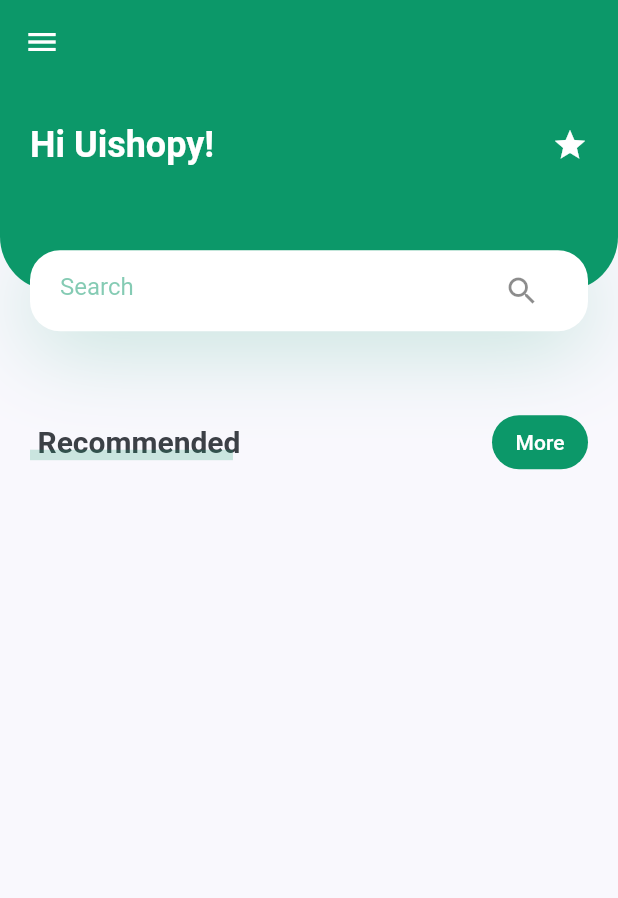
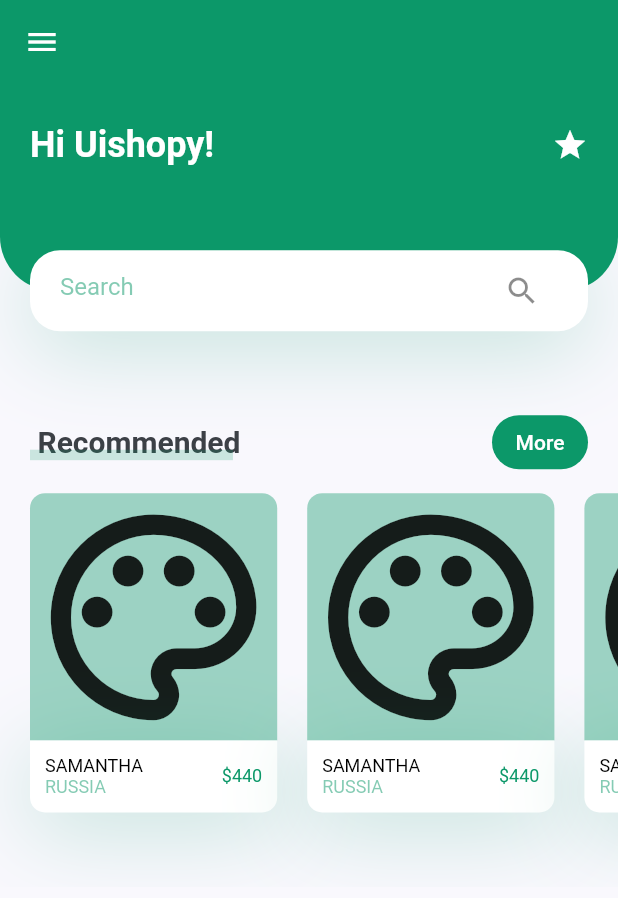
Before and after one commit to m-sugawara/PlantApp, a Flutter app: the screen it shows after launch, on a phone screen of 412 x 824 dp. Shown: the top 898 px of the screen. Run offline on Flutter 3.47's test engine with Material 2 defaults, Android fonts, the phone set to English and light mode, and no system bars.

Commit message:
Add RecommendsList

```diff
--- a/lib/screens/home/components/body.dart
+++ b/lib/screens/home/components/body.dart
@@ -1,5 +1,6 @@
 import 'package:flutter/material.dart';
 import 'package:plant_app/screens/home/components/header_with_searchbox.dart';
+import 'package:plant_app/screens/home/components/recommends_list.dart';
 import 'package:plant_app/screens/home/components/title_with_more_btn.dart';
 
 class Body extends StatelessWidget {
@@ -16,6 +17,7 @@ class Body extends StatelessWidget {
             title: "Recommended",
             onPressed: () {},
           ),
+          RecommendsList(),
         ],
       ),
     );
--- /dev/null
+++ b/lib/screens/home/components/recommends_list.dart
@@ -0,0 +1,136 @@
+import 'package:flutter/material.dart';
+import 'package:plant_app/constants.dart';
+
+class RecommendsList extends StatelessWidget {
+  const RecommendsList({
+    super.key,
+  });
+
+  @override
+  Widget build(BuildContext context) {
+    return SingleChildScrollView(
+      scrollDirection: Axis.horizontal,
+      child: Row(
+        children: [
+          RecommendPlantCard(
+            icon: Icons.palette_outlined,
+            title: "Samantha",
+            country: "Russia",
+            price: 440,
+            onPressed: () {},
+          ),
+          RecommendPlantCard(
+            icon: Icons.palette_outlined,
+            title: "Samantha",
+            country: "Russia",
+            price: 440,
+            onPressed: () {},
+          ),
+          RecommendPlantCard(
+            icon: Icons.palette_outlined,
+            title: "Samantha",
+            country: "Russia",
+            price: 440,
+            onPressed: () {},
+          ),
+        ],
+      ),
+    );
+  }
+}
+
+class RecommendPlantCard extends StatelessWidget {
+  const RecommendPlantCard({
+    super.key,
+    required this.icon,
+    required this.title,
+    required this.country,
+    required this.price,
+    required this.onPressed,
+  });
+  final IconData icon;
+  final String title, country;
+  final int price;
+  final VoidCallback onPressed;
+
+  @override
+  Widget build(BuildContext context) {
+    Size size = MediaQuery.of(context).size;
+    return Container(
+      margin: const EdgeInsets.only(
+        left: defaultPadding,
+        top: defaultPadding / 2,
+        bottom: defaultPadding * 2.5,
+      ),
+      width: size.width * 0.4,
+      child: Column(
+        children: [
+          Container(
+            decoration: BoxDecoration(
+              color: AppColors.primary.withAlpha(100),
+              borderRadius: const BorderRadius.only(
+                topLeft: Radius.circular(10),
+                topRight: Radius.circular(10),
+              ),
+            ),
+            child: Icon(
+              icon,
+              size: size.width * 0.4,
+            ),
+          ),
+          GestureDetector(
+            onTap: onPressed,
+            child: Container(
+              padding: const EdgeInsets.all(defaultPadding / 2),
+              decoration: BoxDecoration(
+                color: Colors.white,
+                borderRadius: const BorderRadius.only(
+                  bottomLeft: Radius.circular(10),
+                  bottomRight: Radius.circular(10),
+                ),
+                boxShadow: [
+                  BoxShadow(
+                    offset: const Offset(0, 10),
+                    blurRadius: 50,
+                    color: AppColors.primary.withOpacity(0.23),
+                  )
+                ],
+              ),
+              child: Row(
+                children: [
+                  RichText(
+                    text: TextSpan(
+                      children: [
+                        TextSpan(
+                          text: "$title\n".toUpperCase(),
+                          style: Theme.of(context).textTheme.labelMedium,
+                        ),
+                        TextSpan(
+                          text: country.toUpperCase(),
+                          style: Theme.of(context)
+                              .textTheme
+                              .labelMedium!
+                              .merge(TextStyle(
+                                color: AppColors.primary.withOpacity(0.5),
+                              )),
+                        ),
+                      ],
+                    ),
+                  ),
+                  const Spacer(),
+                  Text(
+                    "\$$price",
+                    style: Theme.of(context)
+                        .textTheme
+                        .labelMedium!
+                        .merge(const TextStyle(color: AppColors.primary)),
+                  )
+                ],
+              ),
+            ),
+          )
+        ],
+      ),
+    );
+  }
+}
```
